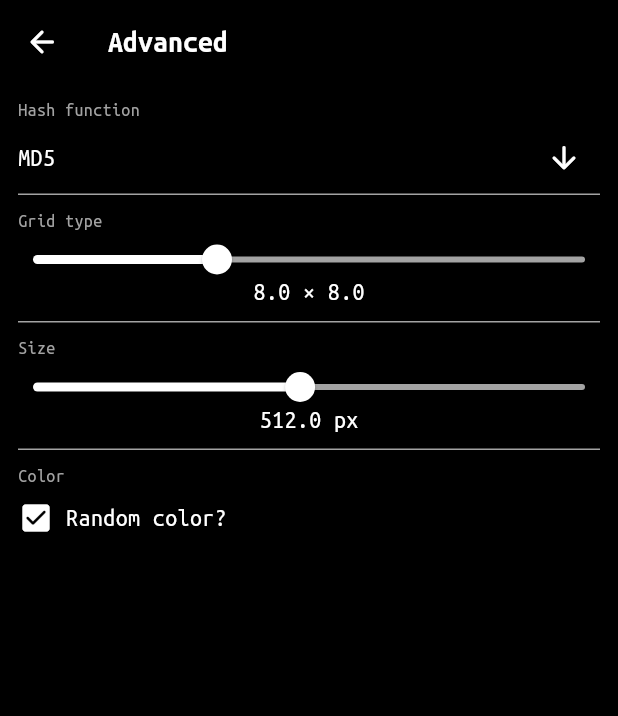
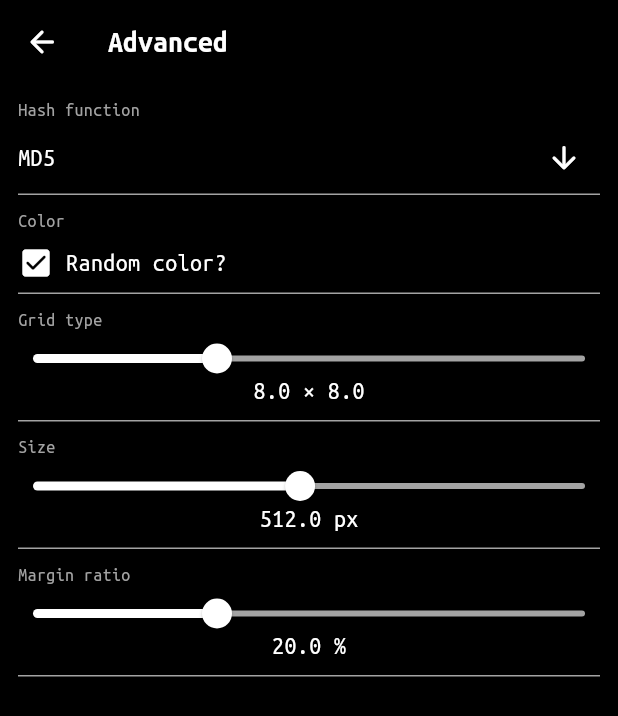
Before and after one commit to wentaoli-cn/identicon_generator, a Flutter app: the AdvancedScreen screen opened by its route, on a phone screen of 412 x 824 dp. Shown: the top 716 px of the screen. Run offline on Flutter 3.47's test engine with Material 3 defaults, Android fonts, the phone set to English and light mode, and no system bars; our stand-ins replace bloc, equatable, flutter_bloc, get_it, go_router, lottie.

Commit message:
Add margin size customization and improve the advanced screen

```diff
--- a/lib/ui/res/string/intl_en.arb
+++ b/lib/ui/res/string/intl_en.arb
@@ -19,5 +19,7 @@
   "advancedColorGreenLabel": "G - {value}",
   "advancedColorBlueLabel": "B - {value}",
   "advancedColorWarning": "Pixel color and background color should not be too similar (or the same) in order to distinguish them easily.",
-  "advancedColorHashLabel": "#"
+  "advancedColorHashLabel": "#",
+  "advancedMarginHelper": "Margin ratio",
+  "advancedMarginDescription": "{value} %"
 }
--- a/lib/ui/res/string/intl_zh_Hans.arb
+++ b/lib/ui/res/string/intl_zh_Hans.arb
@@ -19,5 +19,7 @@
   "advancedColorGreenLabel": "绿 - {value}",
   "advancedColorBlueLabel": "蓝 - {value}",
   "advancedColorWarning": "填充色和背景色不能太过相似（或是相同）以便于区分。",
-  "advancedColorHashLabel": "#"
+  "advancedColorHashLabel": "#",
+  "advancedMarginHelper": "生成的 Identicon 的边框占比",
+  "advancedMarginDescription": "{value} %"
 }
--- a/lib/ui/screens/advanced/advanced_screen.dart
+++ b/lib/ui/screens/advanced/advanced_screen.dart
@@ -74,12 +74,13 @@ class _Body extends StatelessWidget {
         children: const [
           _HashFunctionPicker(),
           SizedBox(height: 8.0),
+          _ColorPicker(),
+          SizedBox(height: 8.0),
           _GridTypeSlider(),
           SizedBox(height: 8.0),
           _IconSizeSlider(),
           SizedBox(height: 8.0),
-          _ColorPicker(),
-          // TODO: Implement it.
+          _MarginRatioSlider(),
         ],
       );
 }
--- a/lib/ui/screens/advanced/widgets/color_picker.dart
+++ b/lib/ui/screens/advanced/widgets/color_picker.dart
@@ -97,7 +97,7 @@ class _SingleColorPickerState extends State<_SingleColorPicker> {
             ),
             Positioned(
               left: 12.0,
-              top: location.dy + anchorSize.height + 4.0,
+              top: location.dy + anchorSize.height + 12.0,
               right: 12.0,
               child: Material(
                 color: Colorz.transparent,
@@ -370,6 +370,8 @@ class _ColorPicker extends StatelessWidget {
                 ],
               ),
             ],
+            const SizedBox(height: 8.0),
+            const Divider(height: 1.0, thickness: 1.0, color: Colorz.darkGray),
           ],
         ),
       );
--- a/lib/ui/screens/advanced/widgets/hash_function_picker.dart
+++ b/lib/ui/screens/advanced/widgets/hash_function_picker.dart
@@ -46,11 +46,7 @@ class _HashFunctionPickerState extends State<_HashFunctionPicker> {
                 ],
               ),
             ),
-            Divider(
-              height: 1.0,
-              thickness: 1.0,
-              color: _isExpanded ? Colorz.white : Colorz.darkGray,
-            ),
+            const Divider(height: 1.0, thickness: 1.0, color: Colorz.darkGray),
           ],
         ),
       );
--- a/lib/ui/screens/advanced/widgets/slider.dart
+++ b/lib/ui/screens/advanced/widgets/slider.dart
@@ -111,3 +111,22 @@ class _IconSizeSlider extends StatelessWidget {
         ),
       );
 }
+
+class _MarginRatioSlider extends StatelessWidget {
+  const _MarginRatioSlider();
+
+  @override
+  Widget build(BuildContext context) => BlocBuilder<IconBloc, IconState>(
+        builder: (context, state) => _Slider(
+          title: S.current.advancedMarginHelper,
+          value: state.marginRatio,
+          description: S.current.advancedMarginDescription(state.marginRatio),
+          min: IconState.minMarginRatio,
+          max: IconState.maxMarginRatio,
+          onChange: (value) {
+            context.read<IconBloc>().add(
+                IconMarginRatioChanged(marginRatio: value.roundToDouble()));
+          },
+        ),
+      );
+}
--- a/lib/ui/screens/common/blocs/icon_event.dart
+++ b/lib/ui/screens/common/blocs/icon_event.dart
@@ -32,3 +32,9 @@ final class IconColorChanged extends IconEvent {
   final bool useRandomColors;
   final IconColor colors;
 }
+
+final class IconMarginRatioChanged extends IconEvent {
+  IconMarginRatioChanged({required this.marginRatio});
+
+  final double marginRatio;
+}
--- a/lib/ui/screens/common/blocs/icon_state.dart
+++ b/lib/ui/screens/common/blocs/icon_state.dart
@@ -11,6 +11,7 @@ final class IconState extends Equatable {
       pixelColor: defaultPixelColor,
       backgroundColor: defaultBackgroundColor,
     ),
+    this.marginRatio = defaultMarginRatio,
   });
 
   static const minGridType = 4;
@@ -22,6 +23,9 @@ final class IconState extends Equatable {
   static const maxSize = 1024.0;
   static const defaultPixelColor = Colorz.cornflowerBlue;
   static const defaultBackgroundColor = Colorz.white;
+  static const minMarginRatio = 0.0;
+  static const defaultMarginRatio = 20.0;
+  static const maxMarginRatio = 60.0;
 
   final String prompts;
   final SupportedHashFunction hashFunction;
@@ -29,6 +33,7 @@ final class IconState extends Equatable {
   final double size;
   final bool useRandomColors;
   final IconColor colors;
+  final double marginRatio;
 
   @override
   List<Object?> get props => [
@@ -38,6 +43,7 @@ final class IconState extends Equatable {
         size,
         useRandomColors,
         colors,
+        marginRatio,
       ];
 
   IconState copyWith({
@@ -47,6 +53,7 @@ final class IconState extends Equatable {
     double? size,
     bool? useRandomColors,
     IconColor? colors,
+    double? marginRatio,
   }) =>
       IconState(
         prompts: prompts ?? this.prompts,
@@ -55,6 +62,7 @@ final class IconState extends Equatable {
         size: size ?? this.size,
         useRandomColors: useRandomColors ?? this.useRandomColors,
         colors: colors ?? this.colors,
+        marginRatio: marginRatio ?? this.marginRatio,
       );
 }
 
--- a/lib/ui/screens/home/widgets/icon_showcase.dart
+++ b/lib/ui/screens/home/widgets/icon_showcase.dart
@@ -23,6 +23,7 @@ class _IconShowcase extends StatelessWidget {
                           gridType: state.gridType,
                           useRandomColors: state.useRandomColors,
                           colors: state.colors,
+                          marginRatio: state.marginRatio,
                         ),
                         size: Size.square(state.size /
                             MediaQuery.of(context).devicePixelRatio),
@@ -63,16 +64,25 @@ class _IconPainter extends CustomPainter {
     required this.gridType,
     required this.useRandomColors,
     required this.colors,
+    required this.marginRatio,
   });
 
   final BigInt code;
   final int gridType;
   final bool useRandomColors;
   final IconColor colors;
+  final double marginRatio;
 
   @override
   void paint(Canvas canvas, Size size) {
-    final gridSize = size.width / gridType;
+    double gridSize;
+    double margin = 0.0;
+    if (marginRatio == 0.0) {
+      gridSize = size.width / gridType;
+    } else {
+      margin = size.width * (marginRatio / 100) / 2;
+      gridSize = (size.width - margin * 2) / gridType;
+    }
 
     final backgroundPaint = Paint()..color = colors.backgroundColor;
     canvas.drawRect(
@@ -103,8 +113,8 @@ class _IconPainter extends CustomPainter {
         if (shouldPaint) {
           canvas.drawRect(
             Rect.fromLTWH(
-              x * gridSize,
-              y * gridSize,
+              x * gridSize + margin,
+              y * gridSize + margin,
               gridSize,
               gridSize,
             ),
@@ -112,8 +122,8 @@ class _IconPainter extends CustomPainter {
           );
           canvas.drawRect(
             Rect.fromLTWH(
-              (gridType - 1 - x) * gridSize,
-              y * gridSize,
+              (gridType - 1 - x) * gridSize + margin,
+              y * gridSize + margin,
               gridSize,
               gridSize,
             ),
```
Also changed, not shown: lib/ui/screens/common/blocs/icon_bloc.dart (+8 -0 lines), lib/ui/res/string/generated/intl/messages_en.dart, lib/ui/res/string/generated/intl/messages_zh_Hans.dart, lib/ui/res/string/generated/l10n.dart.
